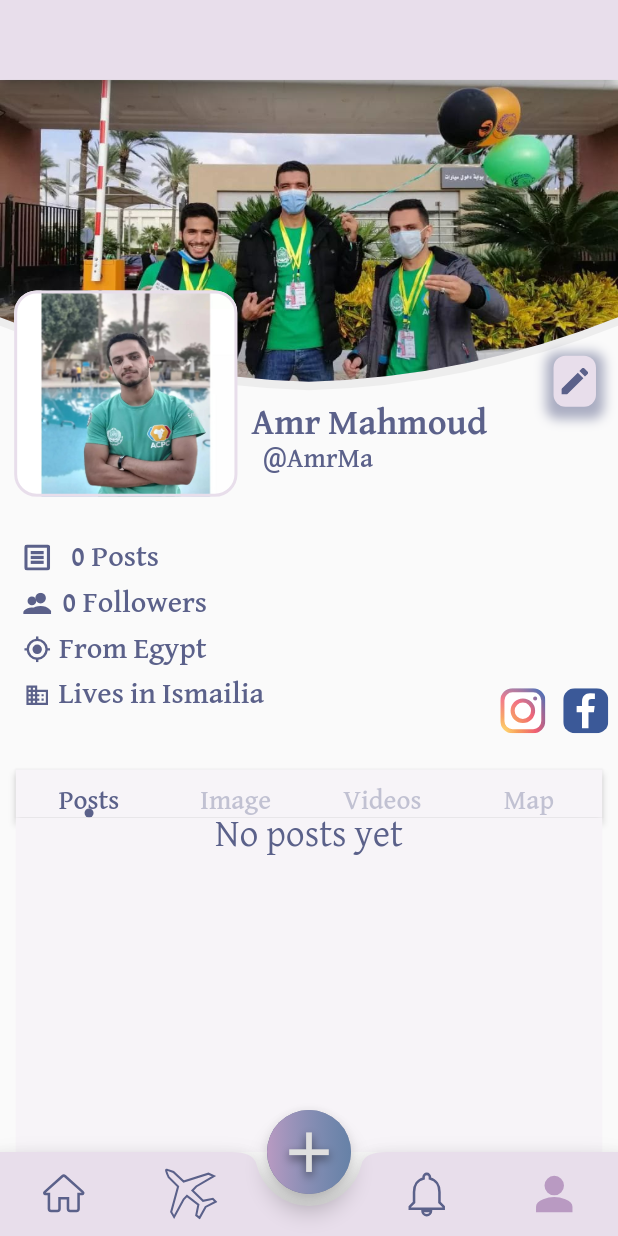
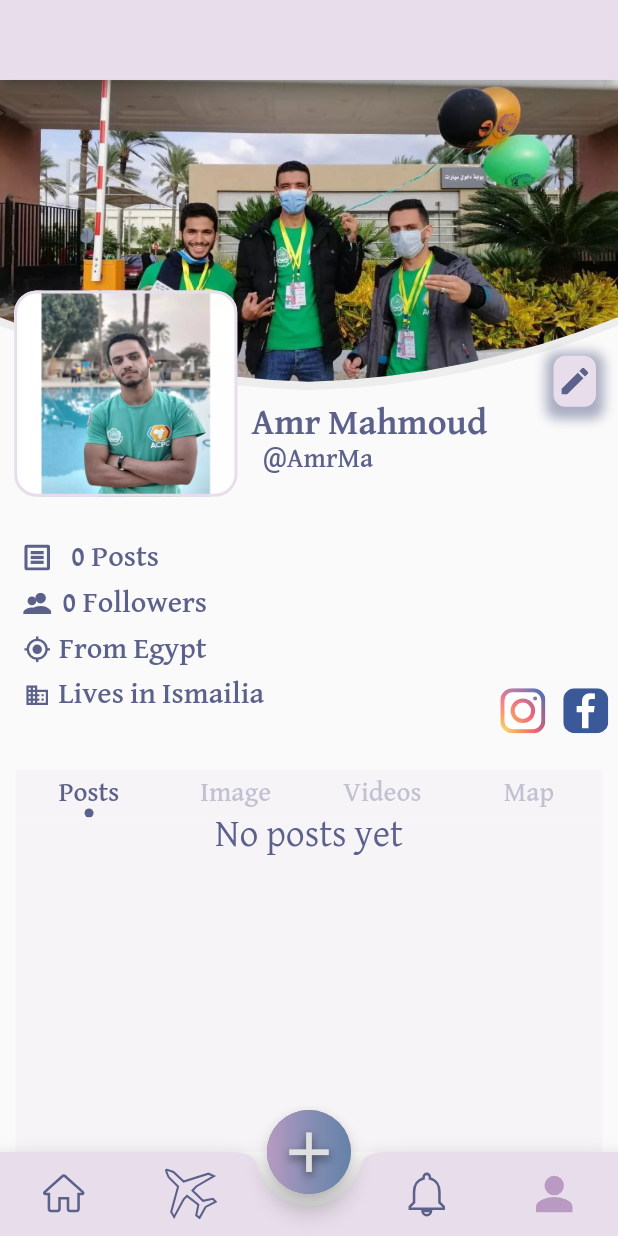
Before and after one commit to Amrmahmoud333/rafiq, a Flutter app: the screen it shows after launch, on a phone screen of 412 x 824 dp. Run offline on Flutter 3.47's test engine with Material 2 defaults, Android fonts, the phone set to English and light mode, and no system bars; drawn by our look-alikes of auto_size_text; our stand-ins replace bloc, device_preview, dio, flutter_bloc, flutter_svg; accounts and stored records are empty.

Commit message:
working with profile home

```diff
--- a/lib/views/profile/widgets/profile_home.dart
+++ b/lib/views/profile/widgets/profile_home.dart
@@ -23,11 +23,11 @@ class ProfileHome extends StatelessWidget {
             height: h(33),
             width: w(373),
             child: AppBar(
-              elevation: 2,
+              elevation: 0,
               backgroundColor: const Color(0xffF7F4F8),
               bottom: TabBar(
-                indicator: CircleTabIndicator(
-                    color: const Color(0xff5B618A), radius: 3),
+                labelPadding: EdgeInsets.only(bottom: h(5)),
+                indicator: Dot(color: const Color(0xff5B618A), radius: 3),
                 labelColor: const Color(0xff5B618A),
                 unselectedLabelColor: const Color(0xff5B618A).withOpacity(0.35),
                 labelStyle: Theme.of(context).textTheme.headline6,
@@ -85,9 +85,9 @@ class ProfileHome extends StatelessWidget {
   }
 }
 
-class CircleTabIndicator extends Decoration {
+class Dot extends Decoration {
   final BoxPainter _painter;
-  CircleTabIndicator({@required Color? color, @required double? radius})
+  Dot({@required Color? color, @required double? radius})
       : _painter = _CirclePainter(color!, radius!);
   @override
   BoxPainter createBoxPainter([VoidCallback? onChanged]) => _painter;
```
